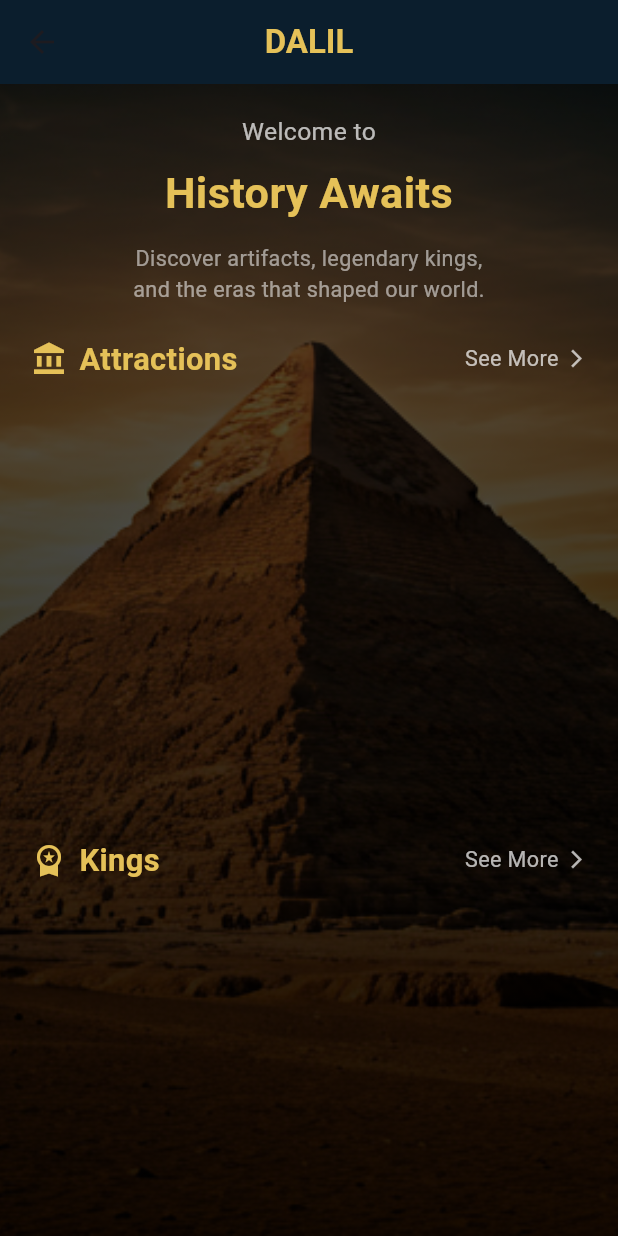
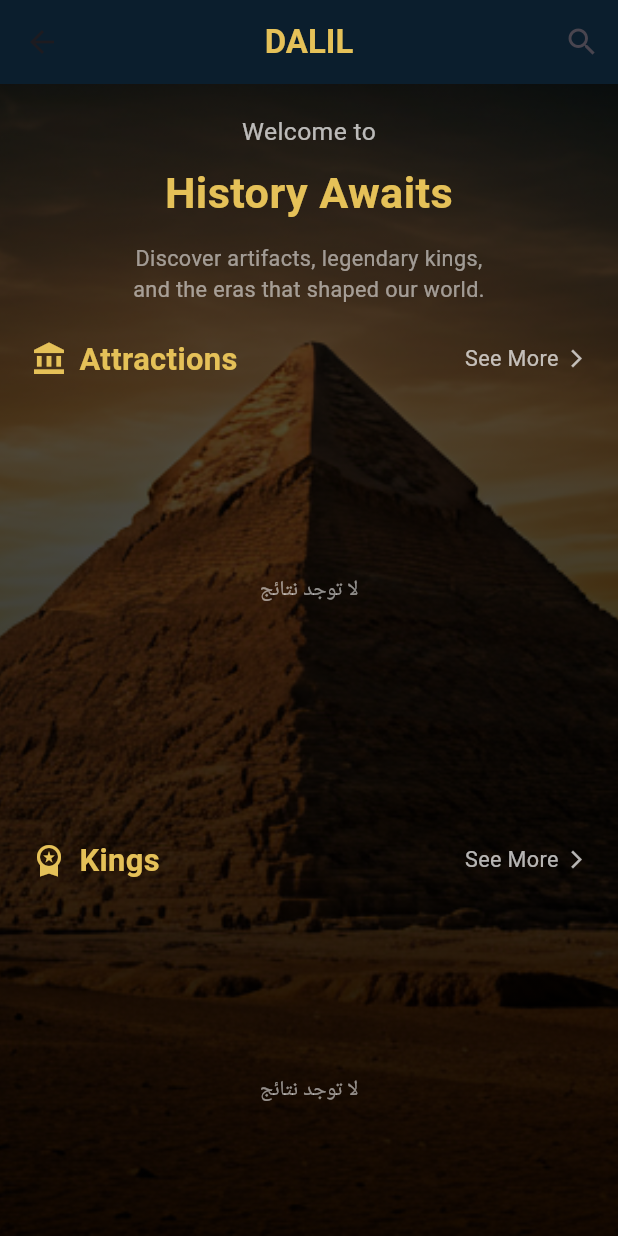
Before and after one commit to Gamal-Abbas/DALIL, a Flutter app: the HomeScreen screen opened directly, on a phone screen of 412 x 824 dp. Run offline on Flutter 3.47's test engine with Material 3 defaults, Android fonts, the phone set to English and light mode, and no system bars; our stand-ins replace cached_network_image, cloud_firestore, firebase_core, get_it; accounts and stored records are empty.

Commit message:
new screen
إضافة السيرش
ولما بنضغط على عرض المزيد بيجيب الاثار في اسكرين منفصلة

واضافنا السيرش

```diff
--- /dev/null
+++ b/lib/core/widget/home_header.dart
@@ -0,0 +1,40 @@
+import 'package:flutter/material.dart';
+import 'package:dalil/generated/l10n.dart';
+
+class HomeHeader extends StatelessWidget {
+  const HomeHeader({super.key});
+
+  @override
+  Widget build(BuildContext context) {
+    final loc = S.of(context);
+    final width = MediaQuery.of(context).size.width;
+
+    return Padding(
+      padding: EdgeInsets.symmetric(horizontal: width * 0.05),
+      child: Column(
+        children: [
+          Text(
+            loc.welcome,
+            style: TextStyle(color: Colors.white70, fontSize: width * 0.04),
+          ),
+          SizedBox(height: width * 0.02),
+          Text(
+            loc.historyAwaits,
+            textAlign: TextAlign.center,
+            style: TextStyle(
+              color: const Color(0xFFE5C158),
+              fontSize: width * 0.07,
+              fontWeight: FontWeight.bold,
+            ),
+          ),
+          SizedBox(height: width * 0.03),
+          Text(
+            loc.homeDesc,
+            textAlign: TextAlign.center,
+            style: TextStyle(color: Colors.white54, fontSize: width * 0.035),
+          ),
+        ],
+      ),
+    );
+  }
+}
--- /dev/null
+++ b/lib/core/widget/home_section.dart
@@ -0,0 +1,139 @@
+import 'package:flutter/material.dart';
+import 'package:dalil/generated/l10n.dart';
+import 'package:dalil/core/models/place_model.dart';
+import 'package:dalil/core/widget/place_card.dart';
+
+import '../../features/screens/place_list_screen.dart';
+
+class HomeSection extends StatelessWidget {
+  final String title;
+  final IconData icon;
+  final String collection;
+  final Stream<List<PlaceModel>> stream;
+  final String lang;
+  final String searchQuery;
+
+  const HomeSection({
+    super.key,
+    required this.title,
+    required this.icon,
+    required this.collection,
+    required this.stream,
+    required this.lang,
+    required this.searchQuery,
+  });
+
+  @override
+  Widget build(BuildContext context) {
+    final width = MediaQuery.of(context).size.width;
+    final loc = S.of(context);
+
+    return Padding(
+      padding: EdgeInsets.symmetric(vertical: width * 0.05),
+      child: Column(
+        crossAxisAlignment: CrossAxisAlignment.start,
+        children: [
+          Padding(
+            padding: EdgeInsets.symmetric(horizontal: width * 0.05),
+            child: Row(
+              children: [
+                Icon(icon, color: const Color(0xFFE5C158)),
+                SizedBox(width: width * 0.02),
+                Expanded(
+                  child: Text(
+                    title,
+                    style: TextStyle(
+                      color: const Color(0xFFE5C158),
+                      fontSize: width * 0.05,
+                      fontWeight: FontWeight.bold,
+                    ),
+                  ),
+                ),
+                InkWell(
+                  onTap: () {
+                    Navigator.push(
+                      context,
+                      MaterialPageRoute(
+                        builder: (context) => PlaceListScreen(
+                          title: title,
+                          icon: icon,
+                          collection: collection,
+                          lang: lang,
+                        ),
+                      ),
+                    );
+                  },
+                  child: Row(
+                    children: [
+                      Text(
+                        loc.seeMore,
+                        style: TextStyle(color: Colors.white70, fontSize: width * 0.035),
+                      ),
+                      const SizedBox(width: 5),
+                      const Icon(Icons.arrow_forward_ios, size: 14, color: Colors.white70),
+                    ],
+                  ),
+                ),
+              ],
+            ),
+          ),
+          SizedBox(height: width * 0.04),
+          SizedBox(
+            height: width * 0.6,
+            child: StreamBuilder<List<PlaceModel>>(
+              stream: stream,
+              builder: (context, snapshot) {
+                if (snapshot.connectionState == ConnectionState.waiting) {
+                  return const Center(child: CircularProgressIndicator());
+                }
+
+                if (snapshot.hasError) {
+                  return const Column(
+                    mainAxisAlignment: MainAxisAlignment.center,
+                    children: [
+                      Icon(Icons.wifi_off, color: Colors.white70),
+                      SizedBox(height: 10),
+                      Text(
+                        "No Internet or weak connection",
+                        style: TextStyle(color: Colors.white70),
+                      ),
+                    ],
+                  );
+                }
+
+                var data = snapshot.data ?? [];
+
+                if (searchQuery.isNotEmpty) {
+                  data = data
+                      .where((item) =>
+                          item.getName(lang).toLowerCase().contains(searchQuery.toLowerCase()))
+                      .toList();
+                }
+
+                if (data.isEmpty) {
+                  return const Center(
+                    child: Text("لا توجد نتائج", style: TextStyle(color: Colors.white54)),
+                  );
+                }
+
+                return ListView.builder(
+                  scrollDirection: Axis.horizontal,
+                  itemCount: data.length,
+                  itemBuilder: (context, index) {
+                    final item = data[index];
+                    return PlaceCard(
+                      title: item.getName(lang),
+                      subtitle: item.getDescription(lang),
+                      image: item.image,
+                      onTap: () {},
+                    );
+                  },
+                );
+              },
+            ),
+          ),
+        ],
+      ),
+    );
+  }
+}
--- a/lib/features/screens/home_screen.dart
+++ b/lib/features/screens/home_screen.dart
@@ -1,17 +1,58 @@
+import 'package:flutter/material.dart';
 import 'package:dalil/generated/l10n.dart';
-import 'package:flutter/material.dart';
 import 'package:dalil/core/services/firestore_service.dart';
-import 'package:dalil/core/models/place_model.dart';
-import '../../core/widget/place_card.dart';
 
-class HomeScreen extends StatelessWidget {
+import '../../core/widget/home_header.dart';
+import '../../core/widget/home_search_field.dart';
+import '../../core/widget/home_section.dart';
+
+class HomeScreen extends StatefulWidget {
   const HomeScreen({super.key});
+
+  @override
+  State<HomeScreen> createState() => _HomeScreenState();
+}
+
+class _HomeScreenState extends State<HomeScreen> {
+  final FirestoreService service = FirestoreService();
+  final TextEditingController _searchController = TextEditingController();
+
+  bool _isSearching = false;
+  String _searchQuery = "";
+
+  void _toggleSearch() {
+    setState(() {
+      _isSearching = !_isSearching;
+      if (!_isSearching) {
+        _searchController.clear();
+        _searchQuery = "";
+      }
+    });
+  }
+
+  void _submitSearch(String value) {
+    setState(() => _searchQuery = value.trim());
+  }
+
+  Future<void> _onRefresh() async {
+    await Future.delayed(const Duration(milliseconds: 800));
+    setState(() {
+      _searchQuery = "";
+      _searchController.clear();
+      _isSearching = false;
+    });
+  }
+
+  @override
+  void dispose() {
+    _searchController.dispose();
+    super.dispose();
+  }
 
   @override
   Widget build(BuildContext context) {
     final loc = S.of(context);
     final lang = Localizations.localeOf(context).languageCode;
-    final service = FirestoreService();
     final width = MediaQuery.of(context).size.width;
 
     return Scaffold(
@@ -20,27 +61,39 @@ class HomeScreen extends StatelessWidget {
         elevation: 0,
         title: Text(
           loc.dalil,
-          style: const TextStyle(
-            color: Color(0xFFE5C158),
-            fontWeight: FontWeight.bold,
-          ),
+          style: const TextStyle(color: Color(0xFFE5C158), fontWeight: FontWeight.bold),
         ),
         centerTitle: true,
+        actions: [
+          IconButton(
+            icon: Icon(_isSearching ? Icons.close : Icons.search),
+            onPressed: _toggleSearch,
+          ),
+        ],
+        bottom: _isSearching
+            ? PreferredSize(
+                preferredSize: const Size.fromHeight(60),
+                child: HomeSearchField(
+                  controller: _searchController,
+                  hintText: loc.seeMore,
+                  onSubmitted: _submitSearch,
+                ),
+              )
+            : null,
       ),
       body: Stack(
         children: [
           Container(
             decoration: const BoxDecoration(
-              image: DecorationImage(
-                image: AssetImage('assets/pyram.png'),
-                fit: BoxFit.cover,
-              ),
+              image: DecorationImage(image: AssetImage('assets/pyram.png'), fit: BoxFit.cover),
             ),
             child: Container(
               decoration: BoxDecoration(
                 gradient: LinearGradient(
                   colors: [
+                    // ignore: deprecated_member_use
                     Colors.black.withOpacity(0.6),
+                    // ignore: deprecated_member_use
                     Colors.black.withOpacity(0.9),
                   ],
                   begin: Alignment.topCenter,
@@ -49,43 +102,40 @@ class HomeScreen extends StatelessWidget {
               ),
             ),
           ),
-
           SafeArea(
             child: RefreshIndicator(
               color: const Color(0xFFE5C158),
-              onRefresh: () async {
-                await Future.delayed(const Duration(milliseconds: 800));
-              },
+              onRefresh: _onRefresh,
               child: ListView(
                 children: [
                   SizedBox(height: width * 0.05),
-                  _buildHeader(context),
+                  if (_searchQuery.isEmpty) const HomeHeader(),
 
-                  _buildSection(
-                    context: context,
+                  HomeSection(
                     title: loc.attractions,
                     icon: Icons.account_balance,
                     collection: "attractions",
                     stream: service.getPlaces("attractions"),
                     lang: lang,
+                    searchQuery: _searchQuery,
                   ),
 
-                  _buildSection(
-                    context: context,
+                  HomeSection(
                     title: loc.kings,
                     icon: Icons.workspace_premium,
                     collection: "kings",
                     stream: service.getPlaces("kings"),
                     lang: lang,
+                    searchQuery: _searchQuery,
                   ),
 
-                  _buildSection(
-                    context: context,
+                  HomeSection(
                     title: loc.eras,
                     icon: Icons.history,
                     collection: "eras",
                     stream: service.getPlaces("eras"),
                     lang: lang,
+                    searchQuery: _searchQuery,
                   ),
                 ],
               ),
@@ -95,147 +145,4 @@ class HomeScreen extends StatelessWidget {
       ),
     );
   }
-
-  Widget _buildHeader(BuildContext context) {
-    final loc = S.of(context);
-    final width = MediaQuery.of(context).size.width;
-
-    return Padding(
-      padding: EdgeInsets.symmetric(horizontal: width * 0.05),
-      child: Column(
-        children: [
-          Text(
-            loc.welcome,
-            style: TextStyle(
-              color: Colors.white70,
-              fontSize: width * 0.04,
-            ),
-          ),
-          SizedBox(height: width * 0.02),
-          Text(
-            loc.historyAwaits,
-            textAlign: TextAlign.center,
-            style: TextStyle(
-              color: const Color(0xFFE5C158),
-              fontSize: width * 0.07,
-              fontWeight: FontWeight.bold,
-            ),
-          ),
-          SizedBox(height: width * 0.03),
-          Text(
-            loc.homeDesc,
-            textAlign: TextAlign.center,
-            style: TextStyle(
-              color: Colors.white54,
-              fontSize: width * 0.035,
-            ),
-          ),
-        ],
-      ),
-    );
-  }
-
-  Widget _buildSection({
-    required BuildContext context,
-    required String title,
-    required IconData icon,
-    required String collection,
-    required Stream<List<PlaceModel>> stream,
-    required String lang,
-  }) {
-    final width = MediaQuery.of(context).size.width;
-    final loc = S.of(context);
-
-    return Padding(
-      padding: EdgeInsets.symmetric(vertical: width * 0.05),
-      child: Column(
-        crossAxisAlignment: CrossAxisAlignment.start,
-        children: [
-          Padding(
-            padding: EdgeInsets.symmetric(horizontal: width * 0.05),
-            child: Row(
-              children: [
-                Icon(icon, color: const Color(0xFFE5C158)),
-                SizedBox(width: width * 0.02),
-                Expanded(
-                  child: Text(
-                    title,
-                    style: TextStyle(
-                      color: const Color(0xFFE5C158),
-                      fontSize: width * 0.05,
-                      fontWeight: FontWeight.bold,
-                    ),
-                  ),
-                ),
-                Row(
-                  children: [
-                    Text(
-                      loc.seeMore,
-                      style: TextStyle(
-                        color: Colors.white70,
-                        fontSize: width * 0.035,
-                      ),
-                    ),
-                    const SizedBox(width: 5),
-                    const Icon(
-                      Icons.arrow_forward_ios,
-                      size: 14,
-                      color: Colors.white70,
-                    ),
-                  ],
-                )
-              ],
-            ),
-          ),
-
-          SizedBox(height: width * 0.04),
-
-          SizedBox(
-            height: width * 0.6,
-            child: StreamBuilder<List<PlaceModel>>(
-              stream: stream,
-              builder: (context, snapshot) {
-                if (snapshot.connectionState == ConnectionState.waiting) {
-                  return const Center(
-                    child: CircularProgressIndicator(),
-                  );
-                }
-
-                if (snapshot.hasError) {
-                  return const Column(
-                    mainAxisAlignment: MainAxisAlignment.center,
-                    children: [
-                      Icon(Icons.wifi_off, color: Colors.white70),
-                      SizedBox(height: 10),
-                      Text(
-                        "No Internet or weak connection",
-                        style: TextStyle(color: Colors.white70),
-                      ),
-                    ],
-                  );
-                }
-
-                final data = snapshot.data ?? [];
-
-                return ListView.builder(
-                  scrollDirection: Axis.horizontal,
-                  itemCount: data.length,
-                  itemBuilder: (context, index) {
-                    final item = data[index];
-
-                    return PlaceCard(
-                      title: item.getName(lang),
-                      subtitle: item.getDescription(lang),
-                      image: item.image,
-                      onTap: () {},
-                    );
-                  },
-                );
-              },
-            ),
-          ),
-        ],
-      ),
-    );
-  }
 }
```
Also changed, not shown: lib/core/services/bookings_service.dart (added, +37 -0 lines), lib/core/services/firestore_service.dart (+17 -0 lines), lib/core/widget/home_search_field.dart (added, +40 -0 lines), lib/features/screens/bookings_screen.dart (added, +58 -0 lines), lib/features/screens/place_list_screen.dart (added, +142 -0 lines).
